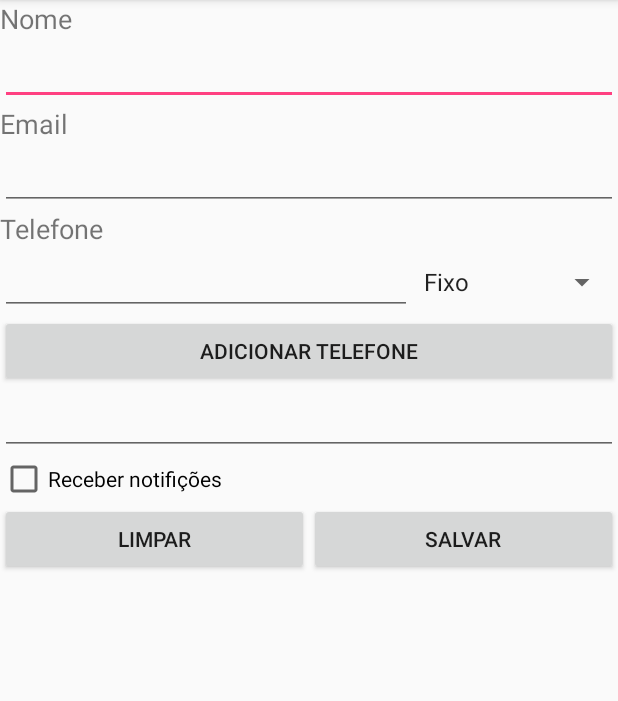
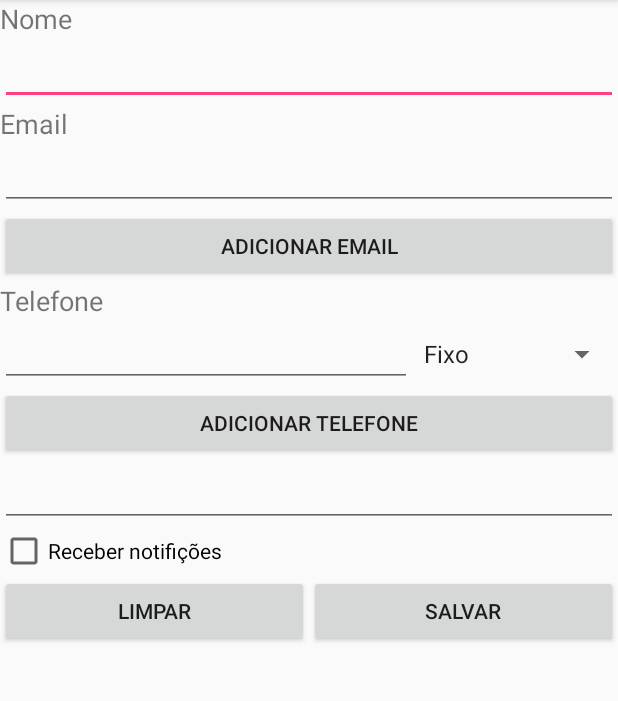
Before and after one commit to TrekRoX/LayoutSDM, an Android app: the screen it shows after launch (MainActivity), after a tap on "ADICIONAR TELEFONE", on a phone screen of 412 x 824 dp, the part 84-785 px from its top. Run offline under Robolectric (Android 15) with nearby library versions, the phone set to English and light mode, and no system bars; 1 other tap on this screen came first.

Commit message:
Feature adicionar email

```diff
--- /dev/null
+++ b/app/src/main/res/layout/novoemaillayout.xml
@@ -0,0 +1,30 @@
+<?xml version="1.0" encoding="utf-8"?>
+<LinearLayout xmlns:android="http://schemas.android.com/apk/res/android"
+    android:orientation="vertical" android:layout_width="match_parent"
+    android:layout_height="match_parent">
+
+    <TextView
+        android:id="@+id/emailTextView"
+        android:layout_width="match_parent"
+        android:layout_height="wrap_content"
+        android:textSize="18sp"
+        android:text="Email"  />
+
+    <LinearLayout
+        android:orientation="horizontal"
+        android:layout_width="match_parent"
+        android:layout_height="wrap_content">
+
+        <EditText
+            android:id="@+id/emailEditText"
+            android:layout_width="match_parent"
+            android:layout_height="wrap_content"
+            android:inputType="textEmailAddress"
+            android:textSize="18sp"
+            />
+
+    </LinearLayout>
+
+
+
+</LinearLayout>
--- a/app/src/main/res/layout/scroll_view_activity_main.xml
+++ b/app/src/main/res/layout/scroll_view_activity_main.xml
@@ -19,20 +19,19 @@
             android:layout_height="wrap_content"
             android:inputType="textPersonName" />
 
-        <TextView
-            android:id="@+id/emailTextView"
+        <LinearLayout
+            android:id="@+id/emailLinearLayout"
+            android:orientation="vertical"
+            android:layout_width="match_parent"
+            android:layout_height="wrap_content" />
+
+        <Button
+            android:id="@+id/adicionarEmailButton"
             android:layout_width="match_parent"
             android:layout_height="wrap_content"
-            android:textSize="18sp"
-            android:text="Email"
-            />
+            android:text="Adicionar Email"
+            android:onClick="adicionarEmail" />
 
-        <EditText
-            android:id="@+id/emailEditText"
-            android:layout_width="match_parent"
-            android:layout_height="wrap_content"
-            android:inputType="textEmailAddress"
-            />
 
         <LinearLayout
             android:id="@+id/telefoneLinearLayout"
```
Also changed, not shown: app/src/main/java/br/com/willtrkapp/layoutsdm/MainActivity.java (+52 -2 lines).
